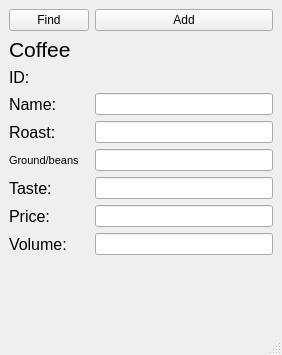
First picture: the form in main.ui, repository SilverSteelSam/Espresso, before the edit.
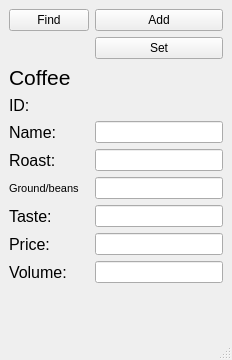
Second picture: the form after the edit.

Commit message: Made some things but struggling with add

What changed in the file:
```diff
--- a/main.ui
+++ b/main.ui
@@ -6,8 +6,8 @@
    <rect>
     <x>0</x>
     <y>0</y>
-    <width>282</width>
-    <height>355</height>
+    <width>232</width>
+    <height>360</height>
    </rect>
   </property>
   <property name="windowTitle">
@@ -15,7 +15,7 @@
   </property>
   <widget class="QWidget" name="centralwidget">
    <layout class="QFormLayout" name="formLayout">
-    <item row="1" column="0" colspan="2">
+    <item row="2" column="0" colspan="2">
      <widget class="QLabel" name="label">
       <property name="maximumSize">
        <size>
@@ -33,7 +33,7 @@
       </property>
      </widget>
     </item>
-    <item row="2" column="0">
+    <item row="3" column="0">
      <widget class="QLabel" name="ID">
       <property name="font">
        <font>
@@ -45,7 +45,7 @@
       </property>
      </widget>
     </item>
-    <item row="3" column="0">
+    <item row="4" column="0">
      <widget class="QLabel" name="name_label">
       <property name="font">
        <font>
@@ -57,10 +57,10 @@
       </property>
      </widget>
     </item>
-    <item row="3" column="1">
+    <item row="4" column="1">
      <widget class="QLineEdit" name="name"/>
     </item>
-    <item row="6" column="0">
+    <item row="7" column="0">
      <widget class="QLabel" name="roast_label">
       <property name="font">
        <font>
@@ -72,7 +72,7 @@
       </property>
      </widget>
     </item>
-    <item row="13" column="0">
+    <item row="14" column="0">
      <widget class="QLabel" name="tase_label">
       <property name="font">
        <font>
@@ -84,7 +84,7 @@
       </property>
      </widget>
     </item>
-    <item row="16" column="0">
+    <item row="17" column="0">
      <widget class="QLabel" name="price_label">
       <property name="font">
        <font>
@@ -96,7 +96,7 @@
       </property>
      </widget>
     </item>
-    <item row="18" column="0">
+    <item row="19" column="0">
      <widget class="QLabel" name="volume_label">
       <property name="font">
        <font>
@@ -108,20 +108,20 @@
       </property>
      </widget>
     </item>
-    <item row="18" column="1">
+    <item row="19" column="1">
      <widget class="QLineEdit" name="volume"/>
     </item>
-    <item row="16" column="1">
+    <item row="17" column="1">
      <widget class="QLineEdit" name="price">
       <property name="text">
        <string/>
       </property>
      </widget>
     </item>
-    <item row="13" column="1">
+    <item row="14" column="1">
      <widget class="QLineEdit" name="taste"/>
     </item>
-    <item row="10" column="0">
+    <item row="11" column="0">
      <widget class="QLabel" name="beans_label">
       <property name="font">
        <font>
@@ -133,10 +133,10 @@
       </property>
      </widget>
     </item>
-    <item row="10" column="1">
+    <item row="11" column="1">
      <widget class="QLineEdit" name="beans"/>
     </item>
-    <item row="6" column="1">
+    <item row="7" column="1">
      <widget class="QLineEdit" name="roast"/>
     </item>
     <item row="0" column="0">
@@ -153,6 +153,13 @@
       </property>
      </widget>
     </item>
+    <item row="1" column="1">
+     <widget class="QPushButton" name="set_btn">
+      <property name="text">
+       <string>Set</string>
+      </property>
+     </widget>
+    </item>
    </layout>
   </widget>
   <widget class="QStatusBar" name="statusbar"/>
```
Left out of the diff: 4 changed lines with no effect on the pictures. The commit also changes 2 other files.
